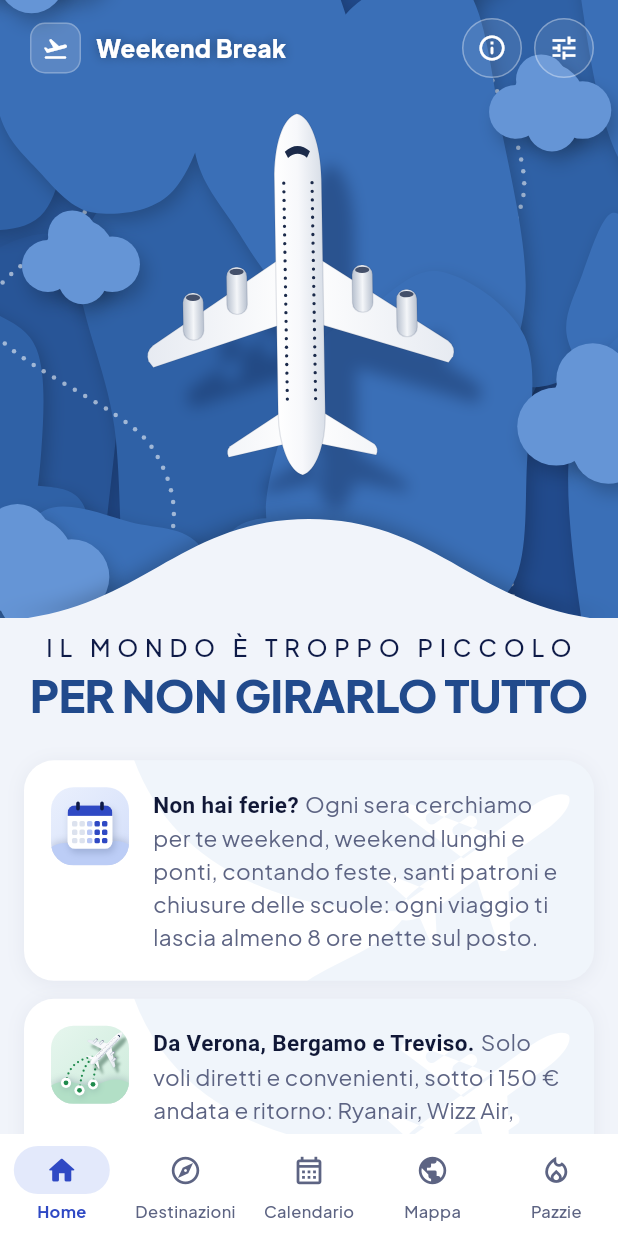
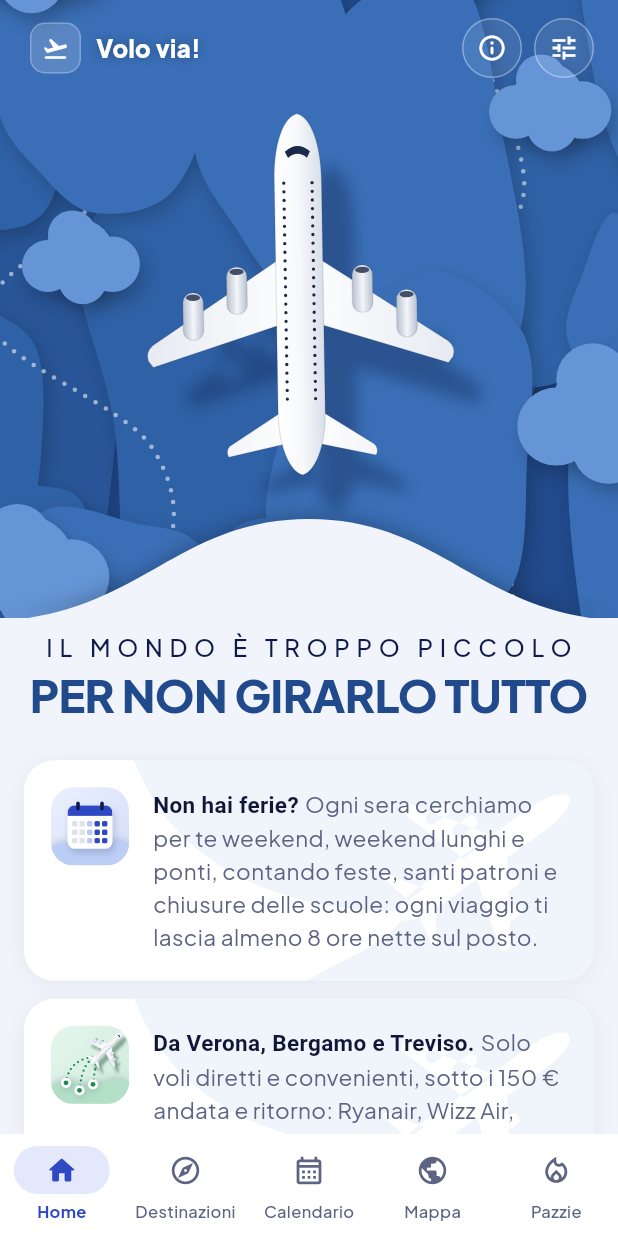
Before and after one commit to FloresStefano/explore, a Flutter app: the screen it shows after launch, on a phone screen of 412 x 824 dp. Run offline on Flutter 3.47's test engine with Material 3 defaults, Android fonts, the phone set to English and light mode, and no system bars; our stand-ins replace shared_preferences; network calls fail.

Commit message:
Home: second strip with best offers 11-20 in the opposite direction; app renamed Volo via!
Co-Authored-By: Claude Opus 5.5 <noreply@anthropic.com>

```diff
--- a/app/lib/main.dart
+++ b/app/lib/main.dart
@@ -29,7 +29,7 @@ class WeekendBreakApp extends StatelessWidget {
   @override
   Widget build(BuildContext context) {
     return MaterialApp(
-      title: 'Weekend Break',
+      title: 'Volo via!',
       debugShowCheckedModeBanner: false,
       theme: appTheme(),
       home: const Shell(),
@@ -173,7 +173,7 @@ class _SideMenu extends StatelessWidget {
               if (open) ...[
                 const SizedBox(width: Sp.md),
                 const Expanded(
-                  child: Text('Weekend Break',
+                  child: Text('Volo via!',
                       maxLines: 1,
                       overflow: TextOverflow.clip,
                       softWrap: false,
--- a/app/lib/screens/home.dart
+++ b/app/lib/screens/home.dart
@@ -70,7 +70,7 @@ class HomeScreen extends StatelessWidget {
           final summary = snap.data?[1] as Json?;
           final catalog = (snap.data?[2] as List<Json>?) ?? const <Json>[];
           final places = _places(catalog);
-          final best = bestOffers(catalog);
+          final best = bestOffers(catalog, count: 20);
           // AI texts the job wrote for the Pazzie, when the offer is one of them.
           final crazyFile = snap.data?[3] as Json?;
           final texts = (crazyFile?['version'] == crazyTextVersion ? (crazyFile?['items'] as Json?) : null) ?? const <String, dynamic>{};
@@ -120,7 +120,7 @@ class HomeScreen extends StatelessWidget {
                           ),
                           const SizedBox(width: Sp.sm + 2),
                           const Expanded(
-                            child: Text('Weekend Break',
+                            child: Text('Volo via!',
                                 style: TextStyle(
                                     color: Colors.white,
                                     fontSize: Fs.title,
@@ -204,8 +204,14 @@ class HomeScreen extends StatelessWidget {
                           const Text('meno euro per km e per ora, più ore di vita · tocca per aprire',
                               textAlign: TextAlign.center, style: TextStyle(fontSize: Fs.small, color: muted)),
                           const SizedBox(height: Sp.md),
-                          Marquee(speed: 24, children: [
+                          // Positions 1-10 on the first band, 11-20 on the second, sliding the other way.
+                          for (final (band, reverse) in [(0, false), (1, true)])
+                            if (best.length > band * 10)
+                              Padding(
+                                padding: EdgeInsets.only(top: band == 0 ? 0 : Sp.sm),
+                                child: Marquee(speed: reverse ? 20 : 24, reverse: reverse, children: [
                                   for (final (i, o) in best.indexed)
+                                    if (i ~/ 10 == band)
                                       BestChip(
                                         rank: i + 1,
                                         code: '${o['country_code'] ?? ''}',
@@ -222,6 +228,7 @@ class HomeScreen extends StatelessWidget {
                                         ),
                                       ),
                                 ]),
+                              ),
                         ]),
                       ),
               ),
```
Also changed, not shown: 4 other files. Lines whose indentation alone changed are shown as unchanged.
